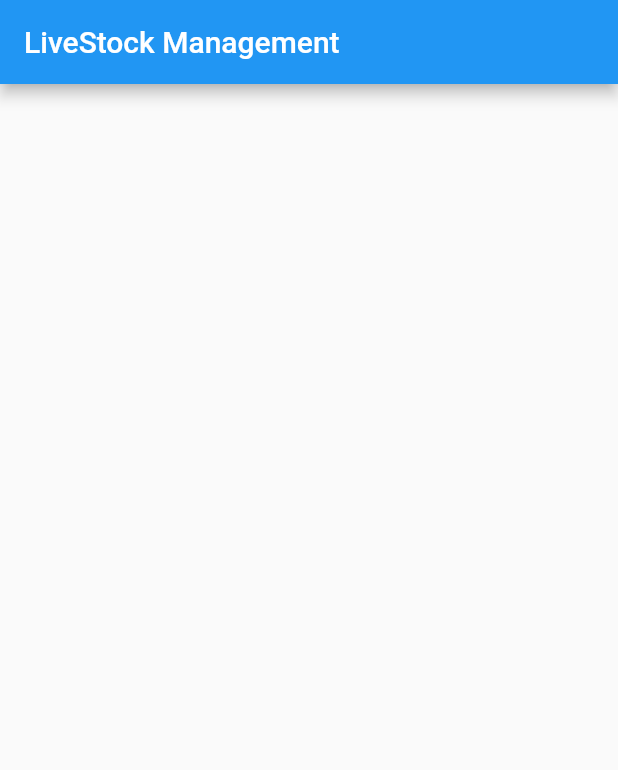
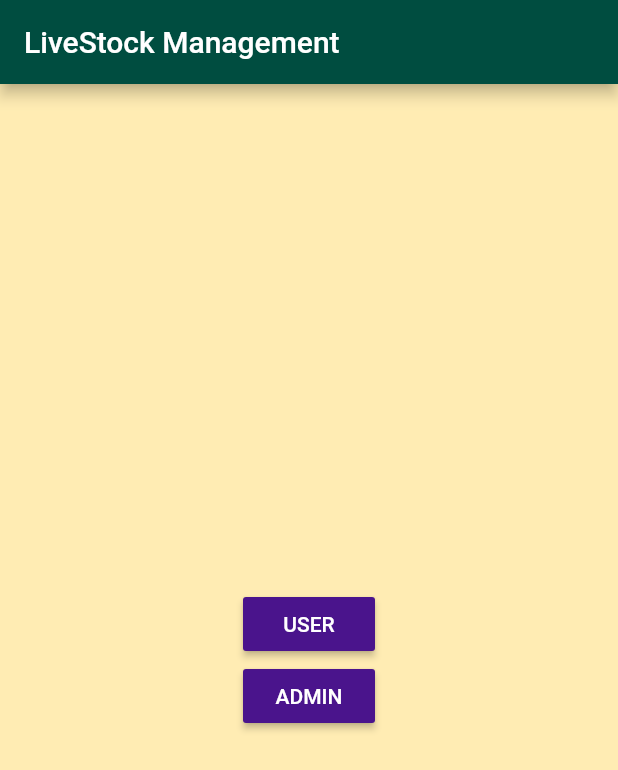
Before and after one commit to anoopsd/livestock_management, a Flutter app: the screen it shows after launch, on a phone screen of 412 x 824 dp. Shown: the top 770 px of the screen. Run offline on Flutter 3.47's test engine with Material 2 defaults, Android fonts, the phone set to English and light mode, and no system bars.

Commit message:
created login pages and user home page

```diff
--- a/lib/main.dart
+++ b/lib/main.dart
@@ -1,4 +1,6 @@
 import 'package:flutter/material.dart';
+import 'package:livestock_management/pages/landingpage.dart';
+import 'package:livestock_management/pages/userhome.dart';
 
 void main(){
   runApp(MyApp());
@@ -7,14 +9,13 @@ void main(){
 class MyApp extends StatelessWidget {
   @override
   Widget build(BuildContext context) {
-    return MaterialApp(
-      title: "Live Stock App",
-      home: Scaffold(
-        appBar: AppBar(
-          title: Text("LiveStock Management"),
-        ),
-      ),
+    return  MaterialApp(
+      title: "LiveStoc",
+      home: LandingPage(),
+      routes: {
+        "/userhome" : (_) => UserHome(),
+      },
+      );
 
-    );
   }
 }
--- /dev/null
+++ b/lib/pages/landingpage.dart
@@ -0,0 +1,35 @@
+import 'package:flutter/material.dart';
+import 'package:livestock_management/pages/userlogin.dart';
+
+class LandingPage extends StatelessWidget {
+  @override
+  Widget build(BuildContext context) {
+    return Scaffold(
+        appBar: AppBar(
+          title: Text("LiveStock Management"),
+          backgroundColor: Colors.teal[900],
+        ),
+        backgroundColor: Colors.amber[100],
+        body: Center(
+          child: Column(
+            mainAxisAlignment: MainAxisAlignment.center,
+            children: <Widget>[
+              RaisedButton(
+                child: Text("USER"),
+                onPressed: () {
+                  Navigator.push(context, MaterialPageRoute(builder: (context) => UserLogin()));
+                },
+                color: Colors.purple[900],
+                textColor: Colors.white,
+              ),
+              RaisedButton(
+                child: Text("ADMIN"),
+                onPressed: () {},
+                color: Colors.purple[900],
+                textColor: Colors.white,
+              )
+            ],
+          ),
+        ));
+  }
+}
```
Also changed, not shown: lib/pages/adminlogin.dart (added, +21 -0 lines), lib/pages/userhome.dart (added, +41 -0 lines), lib/pages/userlogin.dart (added, +25 -0 lines).
